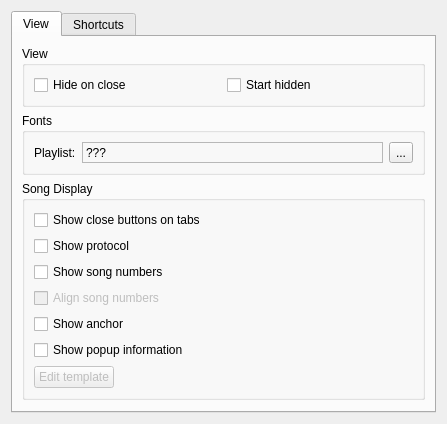
djdron/qmmp, file qmmp-plugin-pack/src/Ui/simple/forms/simplesettings.ui: the form before one commit.
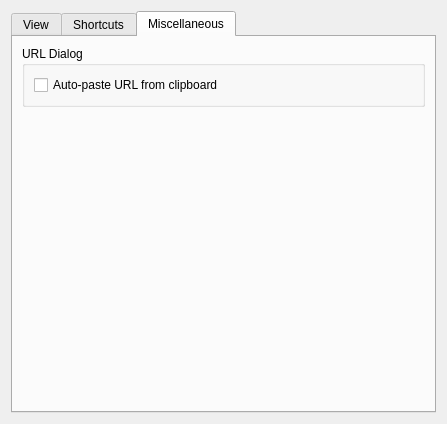
The form after the commit. The open tabs and pages were chosen to show the change.

Commit message: qsui: improved url dialog

What changed in the file:
```diff
--- a/qmmp-plugin-pack/src/Ui/simple/forms/simplesettings.ui
+++ b/qmmp-plugin-pack/src/Ui/simple/forms/simplesettings.ui
@@ -253,6 +253,42 @@
        </item>
       </layout>
      </widget>
+     <widget class="QWidget" name="tab_2">
+      <attribute name="title">
+       <string>Miscellaneous</string>
+      </attribute>
+      <layout class="QVBoxLayout" name="verticalLayout_3">
+       <item>
+        <widget class="QGroupBox" name="groupBox_3">
+         <property name="title">
+          <string>URL Dialog</string>
+         </property>
+         <layout class="QVBoxLayout" name="verticalLayout_2">
+          <item>
+           <widget class="QCheckBox" name="clipboardCheckBox">
+            <property name="text">
+             <string>Auto-paste URL from clipboard</string>
+            </property>
+           </widget>
+          </item>
+         </layout>
+        </widget>
+       </item>
+       <item>
+        <spacer name="verticalSpacer_2">
+         <property name="orientation">
+          <enum>Qt::Vertical</enum>
+         </property>
+         <property name="sizeHint" stdset="0">
+          <size>
+           <width>20</width>
+           <height>267</height>
+          </size>
+         </property>
+        </spacer>
+       </item>
+      </layout>
+     </widget>
     </widget>
    </item>
   </layout>
```
The commit also changes 18 other files.
